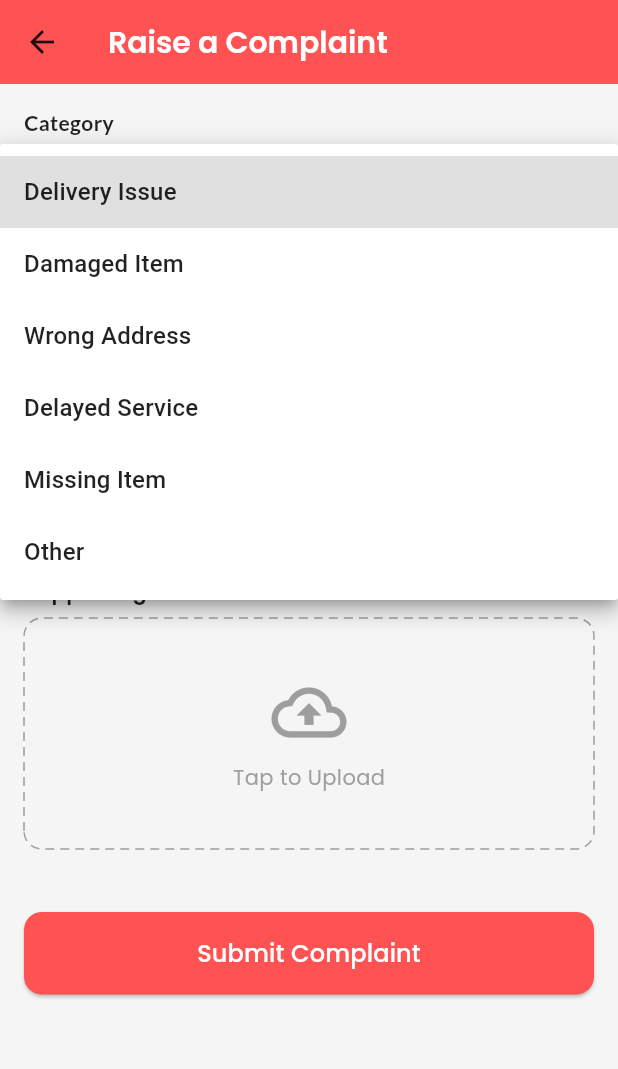
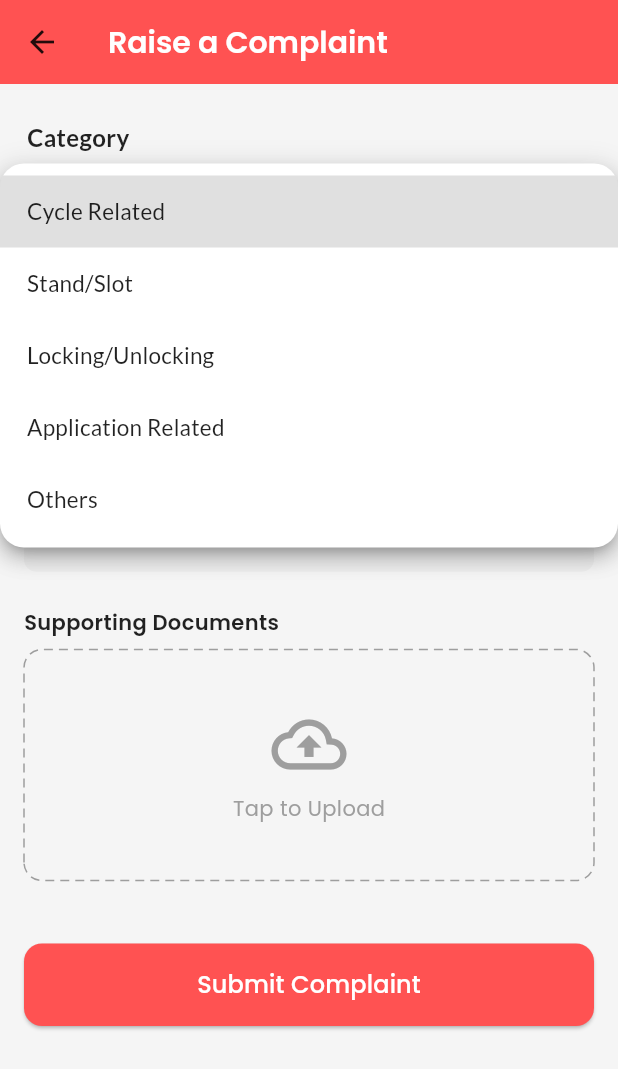
Before and after one commit to abhinesh-pr/pedals, a Flutter app: the ComplaintPage screen opened directly, after a tap on "Select Category", on a phone screen of 412 x 824 dp. Shown: the top 1069 px of the screen. Run offline on Flutter 3.47's test engine with Material 3 defaults, Android fonts, the phone set to English and light mode, and no system bars; drawn by our look-alikes of dotted_border; our stand-ins replace cloud_firestore, file_picker, firebase_auth, firebase_core, firebase_database, flutter_screenutil and 6 more; missing offline and left inert: flutter_verification_code, mailer; accounts and stored records are empty.

Commit message:
Minor Bug Fixes

```diff
--- a/lib/app.dart
+++ b/lib/app.dart
@@ -33,7 +33,7 @@ class MyApp extends StatelessWidget {
             if (user == null) {
               return  AuthPage(); // Replace with your login page
             } else {
-              return  MapsPage(uemail: user.email); // Replace with your dashboard page
+              return  UserDashboard(uemail: user.email); // Replace with your dashboard page
             }
           }),
         );
--- a/lib/controllers/auth_controller.dart
+++ b/lib/controllers/auth_controller.dart
@@ -23,7 +23,7 @@ class AuthController extends GetxController {
     if (user == null) {
       Get.off(AuthPage()); // Navigate to login if no user
     } else {
-      Get.off(MapsPage(uemail: user.email,)); // Navigate to dashboard if logged in
+      Get.off(UserDashboard(uemail: user.email,)); // Navigate to dashboard if logged in
     }
   }
 
--- a/lib/viewmodels/complaints_data.dart
+++ b/lib/viewmodels/complaints_data.dart
@@ -1,30 +1,36 @@
 // lib/models/complaint_data.dart
 class ComplaintData {
   static const List<String> categories = [
-    "Delivery Issue",
-    "Damaged Item",
-    "Wrong Address",
-    "Delayed Service",
-    "Missing Item",
-    "Other"
+    "Cycle Related",
+    "Stand/Slot",
+    "Locking/Unlocking",
+    "Application Related",
+    "Others"
   ];
 
-  static const List<String> services = [
-    "Registered Post",
-    "Speed Post",
-    "Parcel",
-    "Money Order",
-    "Philately",
-    "Banking Services",
-    "Insurance Services"
-  ];
-
-  static const List<String> types = [
-    "Delay",
-    "Lost Item",
-    "Wrong Delivery",
-    "Incomplete Delivery",
-    "Service Not Rendered",
-    "Other"
-  ];
+  static const Map<String, List<String>> servicesByCategory = {
+    "Cycle Related": [
+      "Cycle Not Available",
+      "Flat Tyre",
+      "Chain Problem",
+      "Brake Issue",
+    ],
+    "Stand/Slot": [
+      "Slot Not Working",
+      "Stand Power Issue",
+      "Stand Network Issue",
+    ],
+    "Locking/Unlocking": [
+      "Cycle Not Locking",
+      "Cycle Not Unlocking",
+      "Lock Mechanism Jammed",
+    ],
+    "Application Related": [
+      "App Crash",
+      "Login Issue",
+    ],
+    "Others": [
+      "Other Issues",
+    ],
+  };
 }
--- a/lib/views/authentication/admin_login_page.dart
+++ b/lib/views/authentication/admin_login_page.dart
@@ -1,3 +1,4 @@
+import 'package:firebase_auth/firebase_auth.dart';
 import 'package:flutter/material.dart';
 import 'package:flutter_screenutil/flutter_screenutil.dart';
 import 'package:get/get.dart';
@@ -134,7 +135,7 @@ class _AuthPageState extends State<AdminLoginPage> with SingleTickerProviderStat
                     String result = await authService.loginUser(credentials);
 
                     if (result == "success") {
-                      Get.offAll(MapsPage(uemail: email,));
+                      Get.offAll(UserDashboard(uemail: email,));
                       // Navigate to the next screen or show success message
                       ScaffoldMessenger.of(context).showSnackBar(
                         SnackBar(content: Text("Login successful!")),
--- a/lib/views/authentication/auth_page.dart
+++ b/lib/views/authentication/auth_page.dart
@@ -177,7 +177,7 @@ class _AuthPageState extends State<AuthPage> with SingleTickerProviderStateMixin
                     String result = await authService.loginUser(credentials);
 
                     if (result == "success") {
-                      Get.offAll(MapsPage(uemail: email,));
+                      Get.offAll(UserDashboard(uemail: email,));
                       // Navigate to the next screen or show success message
                       ScaffoldMessenger.of(context).showSnackBar(
                         SnackBar(content: Text("Login successful!")),
--- a/lib/views/authentication/guest_login_page.dart
+++ b/lib/views/authentication/guest_login_page.dart
@@ -135,7 +135,7 @@ class _AuthPageState extends State<GuestLoginPage> with SingleTickerProviderStat
                     String result = await authService.loginUser(credentials);
 
                     if (result == "success") {
-                      Get.offAll(MapsPage(uemail: email,));
+                      Get.offAll(UserDashboard(uemail: email,));
                       // Navigate to the next screen or show success message
                       ScaffoldMessenger.of(context).showSnackBar(
                         SnackBar(content: Text("Login successful!")),
--- a/lib/views/authentication/otp_verification_page.dart
+++ b/lib/views/authentication/otp_verification_page.dart
@@ -83,7 +83,7 @@ class _OTPverificationState extends State<OTPverification> {
 
     if (result == "success") {
       Get.snackbar("Success", "Account created successfully!");
-      Get.offAll(MapsPage(uemail: widget.email,)); // or wherever you navigate after success
+      Get.offAll(UserDashboard(uemail: widget.email,)); // or wherever you navigate after success
     } else {
       Get.snackbar("Error", result, snackPosition: SnackPosition.BOTTOM);
     }
--- a/lib/views/raise_ticket/raise_complaint.dart
+++ b/lib/views/raise_ticket/raise_complaint.dart
@@ -3,24 +3,26 @@ import 'package:firebase_auth/firebase_auth.dart';
 import 'package:flutter/material.dart';
 import 'package:google_fonts/google_fonts.dart';
 import 'package:pedals/views/raise_ticket/widgets/custom_input_fields.dart';
+import 'package:shared_preferences/shared_preferences.dart';
 import 'package:shimmer/shimmer.dart';
 import 'package:dotted_border/dotted_border.dart';
 import 'package:file_picker/file_picker.dart';
 import 'package:pedals/views/raise_ticket/widgets/custom_dropdown.dart';
 
-
 import '../../viewmodels/complaints_data.dart';
 import '../../viewmodels/complaint_model.dart';
-import 'complaints_confirmation_view.dart';
+import 'complaint_confirmation.dart';
 
 class ComplaintPage extends StatefulWidget {
-  const ComplaintPage({super.key});
+  const ComplaintPage({super.key,});
 
   @override
   State<ComplaintPage> createState() => _ComplaintPage();
 }
 
 class _ComplaintPage extends State<ComplaintPage> {
+  String? email;
+
   String? selectedCategory;
   String? selectedService;
   final TextEditingController descriptionController = TextEditingController();
@@ -32,7 +34,18 @@ class _ComplaintPage extends State<ComplaintPage> {
   void initState() {
     super.initState();
     _loadUserId();
+    loadUserData();
   }
+
+  Future<void> loadUserData() async {
+    SharedPreferences prefs = await SharedPreferences.getInstance();
+    setState(() {
+      email = prefs.getString('email') ?? 'No Email';
+      // lastCycle = prefs.getString('lastCycle') ?? 'No Cycle'; // If you have lastCycle too
+    });
+  }
+
+
 
   Future<void> _loadUserId() async {
     try {
@@ -119,6 +132,7 @@ class _ComplaintPage extends State<ComplaintPage> {
           service: selectedService!,
           description: descriptionController.text,
           uploadedFiles: uploadedFiles,
+          email: email,
         ),
       ),
     );
--- a/lib/views/raise_ticket/widgets/custom_dropdown.dart
+++ b/lib/views/raise_ticket/widgets/custom_dropdown.dart
@@ -20,34 +20,82 @@ class CustomDropdown extends StatelessWidget {
 
   @override
   Widget build(BuildContext context) {
-    return Column(
+    return Padding(
+      padding: const EdgeInsets.symmetric(horizontal: 2, vertical: 8.0),
+      child: Column(
         crossAxisAlignment: CrossAxisAlignment.start,
         children: [
           Text(
             label,
-          style: GoogleFonts.lato(fontSize: 14, fontWeight: FontWeight.bold),
+            style: GoogleFonts.lato(
+              fontSize: 16,
+              fontWeight: FontWeight.w700,
+              color: Colors.black87,
             ),
-        const SizedBox(height: 8),
-        DropdownButtonFormField<String>(
+          ),
+          const SizedBox(height: 10),
+          Container(
+            decoration: BoxDecoration(
+              color: Colors.grey[100],
+              borderRadius: BorderRadius.circular(16),
+              boxShadow: [
+                BoxShadow(
+                  color: Colors.grey.withOpacity(0.2),
+                  blurRadius: 8,
+                  offset: const Offset(0, 4),
+                ),
+              ],
+            ),
+            child: DropdownButtonFormField<String>(
               value: value,
+              isExpanded: true,
               decoration: InputDecoration(
                 hintText: hint,
-            filled: true,
-            fillColor: Colors.grey[200],
+                contentPadding: const EdgeInsets.symmetric(horizontal: 20, vertical: 16),
+                hintStyle: GoogleFonts.lato(
+                  fontSize: 14,
+                  color: Colors.grey[600],
+                ),
                 border: OutlineInputBorder(
-              borderRadius: BorderRadius.circular(8),
+                  borderRadius: BorderRadius.circular(16),
                   borderSide: BorderSide.none,
                 ),
+                enabledBorder: OutlineInputBorder(
+                  borderRadius: BorderRadius.circular(16),
+                  borderSide: BorderSide.none,
                 ),
+                focusedBorder: OutlineInputBorder(
+                  borderRadius: BorderRadius.circular(16),
+                  borderSide: const BorderSide(
+                    color: Colors.blueAccent,
+                    width: 1.5,
+                  ),
+                ),
+              ),
+              icon: const Icon(Icons.arrow_drop_down, color: Colors.black54, size: 30),
+              dropdownColor: Colors.white,
+              borderRadius: BorderRadius.circular(16), // 👈 Added to curve the dropdown popup
               items: items.map((item) {
                 return DropdownMenuItem(
                   value: item,
-              child: Text(item),
+                  child: Padding(
+                    padding: const EdgeInsets.symmetric(horizontal: 2.0),
+                    child: Text(
+                      item,
+                      style: GoogleFonts.lato(
+                        fontSize: 15,
+                        color: Colors.black87,
+                      ),
+                    ),
+                  ),
                 );
               }).toList(),
               onChanged: onChanged,
+
+            ),
           ),
         ],
+      ),
     );
   }
 }
--- a/lib/views/raise_ticket/widgets/custom_input_fields.dart
+++ b/lib/views/raise_ticket/widgets/custom_input_fields.dart
@@ -14,7 +14,7 @@ class CustomInputField extends StatelessWidget {
     required this.label,
     required this.hintText,
     this.controller,
-    this.maxLines = 1,
+    this.maxLines = 5,
     this.inputType = TextInputType.text,
   }) : super(key: key);
 
--- a/pubspec.yaml
+++ b/pubspec.yaml
@@ -76,6 +76,7 @@ flutter:
     - assets/images/logo1.png
     - assets/images/logo2.png
     - assets/images/map.jpg
+    - assets/lotties/success_lottie.json
 
   # The following line ensures that the Material Icons font is
   # included with your application, so that you can use the icons in
```
Also changed, not shown: lib/controllers/lottie/success_animation.dart (+38 -0 lines), lib/controllers/my_complaints_controller.dart (+88 -32 lines), lib/services/auth_service.dart (+44 -6 lines), lib/viewmodels/complaint_model.dart (+30 -28 lines), lib/views/raise_ticket/complaint_confirmation.dart (+9 -4 lines), lib/views/raise_ticket/complaint_records.dart (+17 -3 lines), lib/views/users/user_dashboard.dart (+5 -5 lines), lib/views/users/user_profile.dart (+34 -12 lines), lib/main.dart (line endings or trailing spaces). Lines whose indentation alone changed are shown as unchanged.
